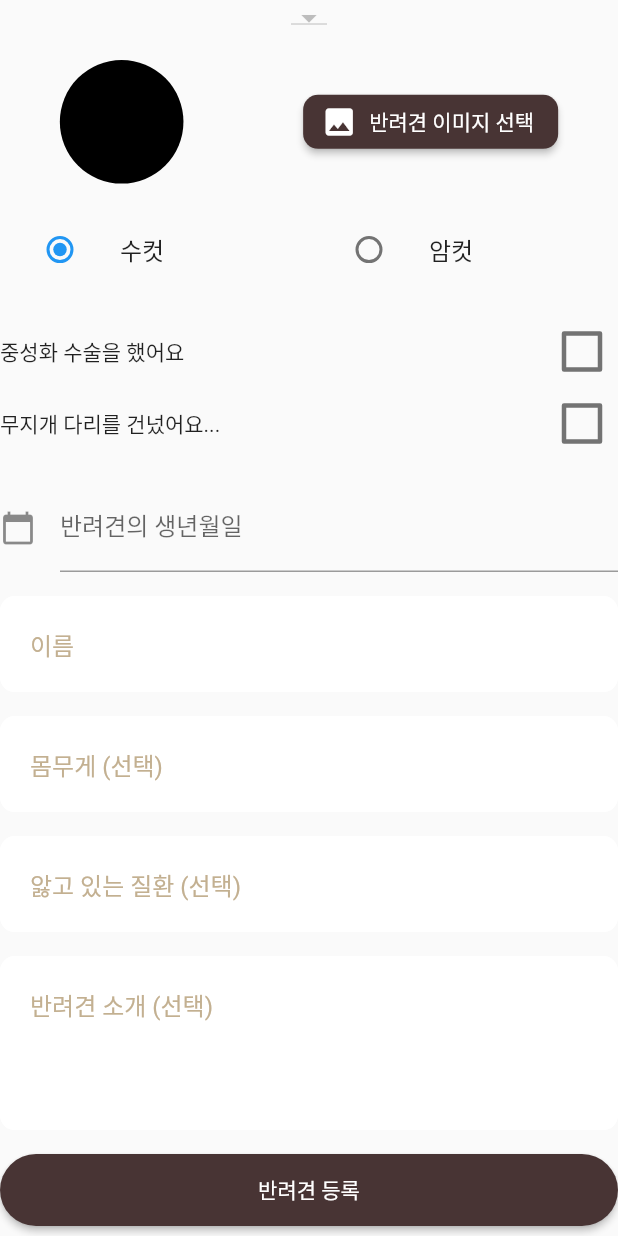
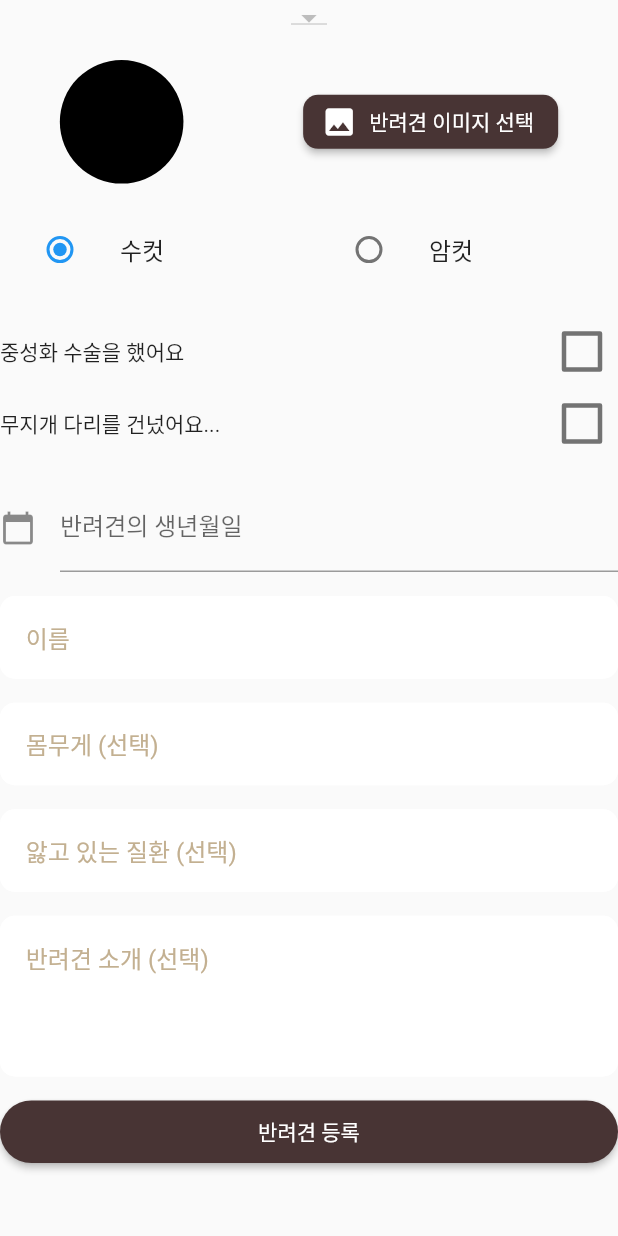
Before and after one commit to TIONBARY/GSSL, a Flutter app: the RegisterPetForm widget shown alone on an empty page, opened directly, on a phone screen of 412 x 824 dp. Run offline on Flutter 3.47's test engine with Material 2 defaults, Android fonts, the phone set to English and light mode, and no system bars; our stand-ins replace assets_audio_player, cached_network_image, flutter_bloc, flutter_dotenv, flutter_screenutil, flutter_secure_storage and 12 more; missing offline and left inert: http_interceptor, kakaomap_webview, snapping_sheet; accounts and stored records are empty; statements that could not run were skipped.

Commit message:
:sparkles: pet 등록 반응형 수정

```diff
--- a/FrontEnd/lib/components/pet/register_pet_form.dart
+++ b/FrontEnd/lib/components/pet/register_pet_form.dart
@@ -8,6 +8,7 @@ import 'package:GSSL/model/response_models/get_all_pet_kind.dart';
 import 'package:GSSL/pages/login_page.dart';
 import 'package:GSSL/pages/main_page.dart';
 import 'package:flutter/material.dart';
+import 'package:flutter_screenutil/flutter_screenutil.dart';
 import 'package:image_picker/image_picker.dart';
 import 'package:intl/intl.dart';
 
@@ -307,7 +308,7 @@ class _RegisterPetFormState extends State<RegisterPetForm> {
               decoration: InputDecoration(
                 hintText: "이름",
                 hintStyle: TextStyle(color: sColor),
-                contentPadding: EdgeInsets.fromLTRB(20, 25, 25, 15),
+                contentPadding: EdgeInsets.fromLTRB(15.w, 18.h, 18.w, 8.h),
                 enabledBorder: OutlineInputBorder(
                     borderRadius: BorderRadius.all(Radius.circular(10)),
                     borderSide: BorderSide(color: Colors.white)),
@@ -338,7 +339,7 @@ class _RegisterPetFormState extends State<RegisterPetForm> {
             decoration: InputDecoration(
               hintText: "몸무게 (선택)",
               hintStyle: TextStyle(color: sColor),
-              contentPadding: EdgeInsets.fromLTRB(20, 25, 25, 15),
+              contentPadding: EdgeInsets.fromLTRB(15.w, 18.h, 18.w, 8.h),
               enabledBorder: OutlineInputBorder(
                   borderRadius: BorderRadius.all(Radius.circular(10)),
                   borderSide: BorderSide(color: Colors.white)),
@@ -375,7 +376,7 @@ class _RegisterPetFormState extends State<RegisterPetForm> {
               decoration: InputDecoration(
                 hintText: "앓고 있는 질환 (선택)",
                 hintStyle: TextStyle(color: sColor),
-                contentPadding: EdgeInsets.fromLTRB(20, 25, 25, 15),
+                contentPadding: EdgeInsets.fromLTRB(15.w, 18.h, 18.w, 8.h),
                 enabledBorder: OutlineInputBorder(
                     borderRadius: BorderRadius.all(Radius.circular(10)),
                     borderSide: BorderSide(color: Colors.white)),
@@ -410,7 +411,7 @@ class _RegisterPetFormState extends State<RegisterPetForm> {
             decoration: InputDecoration(
               hintText: "반려견 소개 (선택)",
               hintStyle: TextStyle(color: sColor),
-              contentPadding: EdgeInsets.fromLTRB(20, 25, 25, 15),
+              contentPadding: EdgeInsets.fromLTRB(15.w, 18.h, 18.w, 8.h),
               enabledBorder: OutlineInputBorder(
                   borderRadius: BorderRadius.all(Radius.circular(10)),
                   borderSide: BorderSide(color: Colors.white)),
@@ -424,7 +425,7 @@ class _RegisterPetFormState extends State<RegisterPetForm> {
           Padding(
             padding: const EdgeInsets.symmetric(vertical: defaultPadding),
             child: Container(
-              height: 48,
+              height: 35.h,
               width: double.maxFinite,
               child: Hero(
                 tag: "next_btn",
--- a/FrontEnd/lib/pages/signup_pet_page.dart
+++ b/FrontEnd/lib/pages/signup_pet_page.dart
@@ -1,6 +1,6 @@
-import 'package:flutter/material.dart';
 import 'package:GSSL/constants.dart';
 import 'package:GSSL/responsive.dart';
+import 'package:flutter/material.dart';
 
 import '../components/logo.dart';
 import '../components/pet/register_pet_form.dart';
@@ -22,7 +22,7 @@ class SignUpPetScreen extends StatelessWidget {
             desktop: Row(
               children: [
                 const Expanded(
-                  child: Logo(heights : defaultPadding),
+                  child: Logo(heights: defaultPadding),
                 ),
                 Expanded(
                   child: Column(
@@ -56,7 +56,7 @@ class MobileSignupScreen extends StatelessWidget {
     return Column(
       mainAxisAlignment: MainAxisAlignment.center,
       children: <Widget>[
-        const Logo(heights : defaultPadding),
+        const Logo(heights: defaultPadding),
         Row(
           children: const [
             Spacer(),
```
